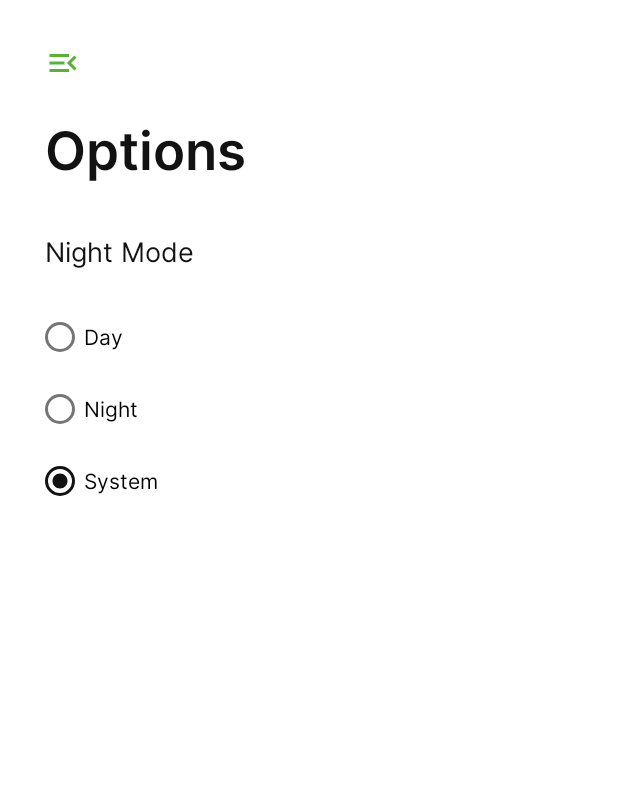
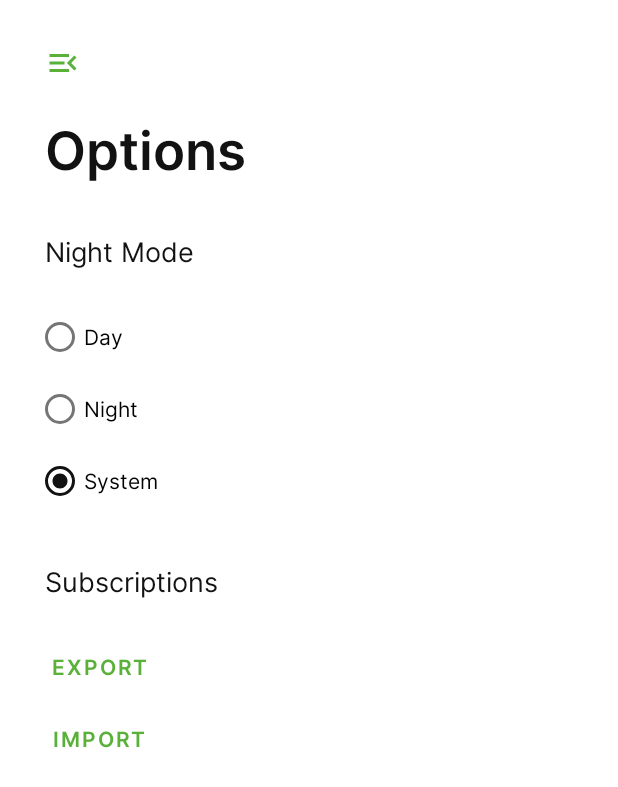
Before and after one commit to karateka-git/subscriptions-manager, an Android app: the screen it shows after launch (MainActivity), after a tap on "Open options", on a phone screen of 412 x 824 dp. Shown: the top 787 px of the screen. Run offline under Robolectric (Android 15) with nearby library versions, the phone set to English and light mode, and no system bars; our stand-ins replace Room's generated code; 1 statement that could not run was skipped.

Commit message:
WIP implementing subscriptions Export/Import

```diff
--- a/app/app/build.gradle
+++ b/app/app/build.gradle
@@ -3,6 +3,7 @@ plugins {
     id 'org.jetbrains.kotlin.android'
     id 'kotlin-kapt'
     id 'androidx.navigation.safeargs.kotlin'
+    id 'kotlinx-serialization'
 }
 
 android {
@@ -74,6 +75,9 @@ dependencies {
     implementation "io.insert-koin:koin-core:$koin_version"
     implementation "io.insert-koin:koin-android:$koin_version"
 
+    // Kotlin Serialization JSON module
+    implementation "org.jetbrains.kotlinx:kotlinx-serialization-json:1.4.1"
+
     // Testing
     testImplementation "junit:junit:$junit_version"
     androidTestImplementation "androidx.test.ext:junit:$ext_junit_version"
--- a/app/app/src/main/java/com/vlatrof/subscriptionsmanager/presentation/screens/options/OptionsFragment.kt
+++ b/app/app/src/main/java/com/vlatrof/subscriptionsmanager/presentation/screens/options/OptionsFragment.kt
@@ -1,7 +1,10 @@
 package com.vlatrof.subscriptionsmanager.presentation.screens.options
 
+import android.net.Uri
 import android.os.Bundle
 import android.view.View
+import androidx.activity.result.ActivityResultLauncher
+import androidx.activity.result.contract.ActivityResultContracts
 import androidx.appcompat.app.AppCompatDelegate.MODE_NIGHT_FOLLOW_SYSTEM
 import androidx.appcompat.app.AppCompatDelegate.MODE_NIGHT_NO
 import androidx.appcompat.app.AppCompatDelegate.MODE_NIGHT_YES
@@ -16,12 +19,53 @@ class OptionsFragment : Fragment(R.layout.fragment_options) {
 
     private val optionsViewModel by viewModel<OptionsViewModel>()
     private lateinit var binding: FragmentOptionsBinding
+    private lateinit var filePickerLauncher: ActivityResultLauncher<Array<String>>
+    private lateinit var directoryPickerLauncher: ActivityResultLauncher<Uri?>
+
+    override fun onCreate(savedInstanceState: Bundle?) {
+        super.onCreate(savedInstanceState)
+        registerFilePickerLauncher()
+        registerDirectoryPickerLauncher()
+    }
 
     override fun onViewCreated(view: View, savedInstanceState: Bundle?) {
         super.onViewCreated(view, savedInstanceState)
         binding = FragmentOptionsBinding.bind(view)
         setupCloseOptionsButton()
         setupNightModeRadioGroup()
+        setupImportSubscriptionsButton()
+        setupExportSubscriptionsButton()
+    }
+
+    private fun registerFilePickerLauncher() {
+        filePickerLauncher =
+            registerForActivityResult(ActivityResultContracts.OpenDocument()) { contentUri ->
+                if (contentUri != null) {
+                    optionsViewModel.importSubscriptions(contentUri)
+                    findNavController().popBackStack()
+                }
+            }
+    }
+
+    private fun registerDirectoryPickerLauncher() {
+        directoryPickerLauncher =
+            registerForActivityResult(ActivityResultContracts.OpenDocumentTree()) { dirUri ->
+                if (dirUri != null) {
+                    optionsViewModel.exportSubscriptions(dirUri)
+                }
+            }
+    }
+
+    private fun setupImportSubscriptionsButton() {
+        binding.btnOptionsImportSubscriptions.setOnClickListener() {
+            filePickerLauncher.launch(arrayOf("*/*"))
+        }
+    }
+
+    private fun setupExportSubscriptionsButton() {
+        binding.btnOptionsExportSubscriptions.setOnClickListener() {
+            directoryPickerLauncher.launch(null)
+        }
     }
 
     private fun setupCloseOptionsButton() {
--- a/app/app/src/main/java/com/vlatrof/subscriptionsmanager/utils/Extensions.kt
+++ b/app/app/src/main/java/com/vlatrof/subscriptionsmanager/utils/Extensions.kt
@@ -14,8 +14,8 @@ import java.time.ZoneOffset
 
 // Show Toast
 
-fun Fragment.showToast(message: String) {
-    Toast.makeText(requireActivity(), message, Toast.LENGTH_SHORT).show()
+fun Fragment.showToast(message: String, toastLength: Int = Toast.LENGTH_SHORT) {
+    Toast.makeText(requireActivity(), message, toastLength).show()
 }
 
 // Hide Keyboard
--- a/app/app/src/main/res/layout/fragment_options.xml
+++ b/app/app/src/main/res/layout/fragment_options.xml
@@ -1,17 +1,21 @@
 <?xml version="1.0" encoding="utf-8"?>
 
-<androidx.constraintlayout.widget.ConstraintLayout xmlns:android="http://schemas.android.com/apk/res/android"
+<ScrollView xmlns:android="http://schemas.android.com/apk/res/android"
     xmlns:app="http://schemas.android.com/apk/res-auto"
     xmlns:tools="http://schemas.android.com/tools"
     android:layout_width="match_parent"
     android:layout_height="match_parent">
 
+    <androidx.constraintlayout.widget.ConstraintLayout
+        android:layout_width="match_parent"
+        android:layout_height="wrap_content">
+
         <ImageButton
             android:id="@+id/btn_options_close"
             android:layout_width="0dp"
             android:layout_height="wrap_content"
-        android:layout_marginStart="@dimen/margin_all_nav_image_button_default_20dp"
-        android:layout_marginTop="@dimen/margin_all_nav_image_button_default_20dp"
+            android:layout_marginStart="@dimen/margin_all_nav_image_button_20dp"
+            android:layout_marginTop="@dimen/margin_all_nav_image_button_20dp"
             android:background="?android:attr/selectableItemBackgroundBorderless"
             android:contentDescription="@string/options_btn_close_options_content_description"
             android:padding="@dimen/padding_image_button_default_10dp"
@@ -24,9 +28,9 @@
             android:layout_width="wrap_content"
             android:layout_height="wrap_content"
             android:layout_marginStart="@dimen/margin_default_30dp"
-        android:layout_marginTop="@dimen/margin_top_title_default_10dp"
+            android:layout_marginTop="@dimen/margin_top_title_10dp"
             android:fontFamily="@font/inter_semibold"
-        android:text="@string/options_title"
+            android:text="@string/options_tv_title"
             android:textColor="?android:textColorPrimary"
             android:textSize="@dimen/text_size_large"
             app:layout_constraintStart_toStartOf="parent"
@@ -36,12 +40,13 @@
             android:id="@+id/tv_options_night_mode"
             android:layout_width="wrap_content"
             android:layout_height="wrap_content"
+            android:layout_marginStart="@dimen/margin_default_30dp"
             android:layout_marginTop="@dimen/margin_default_30dp"
             android:fontFamily="@font/inter_regular"
             android:text="@string/options_tv_night_mode"
             android:textColor="?android:textColorPrimary"
             android:textSize="@dimen/text_size_small"
-        app:layout_constraintStart_toStartOf="@id/tv_options_title"
+            app:layout_constraintStart_toStartOf="parent"
             app:layout_constraintTop_toBottomOf="@id/tv_options_title" />
 
         <RadioGroup
@@ -78,4 +83,50 @@
 
         </RadioGroup>
 
+        <TextView
+            android:id="@+id/tv_options_subscriptions"
+            android:layout_width="wrap_content"
+            android:layout_height="wrap_content"
+            android:layout_marginStart="@dimen/margin_default_30dp"
+            android:layout_marginTop="@dimen/margin_default_30dp"
+            android:fontFamily="@font/inter_regular"
+            android:text="@string/options_tv_subscriptions"
+            android:textColor="?android:textColorPrimary"
+            android:textSize="@dimen/text_size_small"
+            app:layout_constraintStart_toStartOf="parent"
+            app:layout_constraintTop_toBottomOf="@id/rg_options_night_mode" />
+
+        <com.google.android.material.button.MaterialButton
+            android:id="@+id/btn_options_export_subscriptions"
+            style="@style/Widget.MaterialComponents.Button.TextButton"
+            android:layout_width="wrap_content"
+            android:layout_height="wrap_content"
+            android:layout_marginStart="@dimen/margin_start_options_btn_22dp"
+            android:layout_marginTop="20dp"
+            android:fontFamily="@font/inter_semibold"
+            android:text="@string/options_btn_export"
+            android:textColor="@color/green"
+            app:layout_constraintStart_toStartOf="parent"
+            app:layout_constraintTop_toBottomOf="@id/tv_options_subscriptions" />
+
+        <com.google.android.material.button.MaterialButton
+            android:id="@+id/btn_options_import_subscriptions"
+            style="@style/Widget.MaterialComponents.Button.TextButton"
+            android:layout_width="wrap_content"
+            android:layout_height="wrap_content"
+            android:layout_marginStart="@dimen/margin_start_options_btn_22dp"
+            android:fontFamily="@font/inter_semibold"
+            android:text="@string/options_btn_import"
+            android:textColor="@color/green"
+            app:layout_constraintStart_toStartOf="parent"
+            app:layout_constraintTop_toBottomOf="@id/btn_options_export_subscriptions" />
+
+        <Space
+            android:layout_width="0dp"
+            android:layout_height="25dp"
+            app:layout_constraintStart_toStartOf="parent"
+            app:layout_constraintTop_toBottomOf="@id/btn_options_import_subscriptions" />
+
     </androidx.constraintlayout.widget.ConstraintLayout>
+
+</ScrollView>
--- a/app/app/src/main/res/values/dimens.xml
+++ b/app/app/src/main/res/values/dimens.xml
@@ -16,12 +16,13 @@
 
     <!-- margin -->
     <dimen name="margin_default_30dp">30dp</dimen>
-    <dimen name="margin_top_nav_button_default_14dp">14dp</dimen>
-    <dimen name="margin_hor_nav_button_default_13dp">13dp</dimen>
-    <dimen name="margin_all_nav_image_button_default_20dp">20dp</dimen>
-    <dimen name="margin_top_title_default_10dp">10dp</dimen>
-    <dimen name="margin_top_subscription_name_input_default_20dp">20dp</dimen>
-    <dimen name="margin_end_cost_input_default_20dp">20dp</dimen>
-    <dimen name="margin_top_menu_input_default_18dp">18dp</dimen>
+    <dimen name="margin_top_nav_button_14dp">14dp</dimen>
+    <dimen name="margin_hor_nav_button_13dp">13dp</dimen>
+    <dimen name="margin_all_nav_image_button_20dp">20dp</dimen>
+    <dimen name="margin_top_title_10dp">10dp</dimen>
+    <dimen name="margin_top_subscription_name_input_20dp">20dp</dimen>
+    <dimen name="margin_end_cost_input_20dp">20dp</dimen>
+    <dimen name="margin_top_menu_input_18dp">18dp</dimen>
+    <dimen name="margin_start_options_btn_22dp">22dp</dimen>
 
 </resources>
--- a/app/app/src/main/res/values/strings.xml
+++ b/app/app/src/main/res/values/strings.xml
@@ -36,15 +36,18 @@
     <string name="subscription_details_delete_dialog_btn_negative">Cancel</string>
 
     <!-- Screen: Options -->
-    <string name="options_title">Options</string>
+    <string name="options_tv_title">Options</string>
     <string name="options_btn_close_options_content_description">Close options</string>
     <string name="options_tv_night_mode">Night Mode</string>
     <string name="options_rb_day">Day</string>
     <string name="options_rb_night">Night</string>
     <string name="options_rb_system">System</string>
+    <string name="options_tv_subscriptions">Subscriptions</string>
+    <string name="options_btn_export">Export</string>
+    <string name="options_btn_import">Import</string>
 
     <!-- Subscription editing form -->
-    <string name="subscription_e_f_field_error_none"/>
+    <string name="subscription_e_f_field_error_none" translatable="false" />
     <string name="subscription_e_f_field_error_empty">* Required</string>
     <string name="subscription_e_f_field_error_wrong">* Wrong value</string>
     <string name="subscription_e_f_til_name_hint">Name</string>
--- a/app/build.gradle
+++ b/app/build.gradle
@@ -4,12 +4,14 @@ buildscript {
 
     repositories {
         google()
+        mavenCentral()
     }
 
     ext.nav_component_version = "2.5.2"
 
     dependencies {
         classpath("androidx.navigation:navigation-safe-args-gradle-plugin:$nav_component_version")
+        classpath("org.jetbrains.kotlin:kotlin-serialization:1.7.10")
     }
 
 }
@@ -22,8 +24,6 @@ plugins {
 }
 
 ext {
-
-    // Dependencies versions
 
     // Common dependencies
     core_ktx_version = '1.8.0'
```
Also changed, not shown: app/app/src/main/java/com/vlatrof/subscriptionsmanager/presentation/screens/options/OptionsViewModel.kt (+28 -0 lines), app/app/src/main/res/layout/fragment_new_subscription.xml (+9 -9 lines), app/app/src/main/res/layout/fragment_subscription_details.xml (+10 -10 lines), app/app/src/main/res/layout/fragment_subscriptions.xml (+5 -5 lines), 1 other file. Lines whose indentation alone changed are shown as unchanged.
